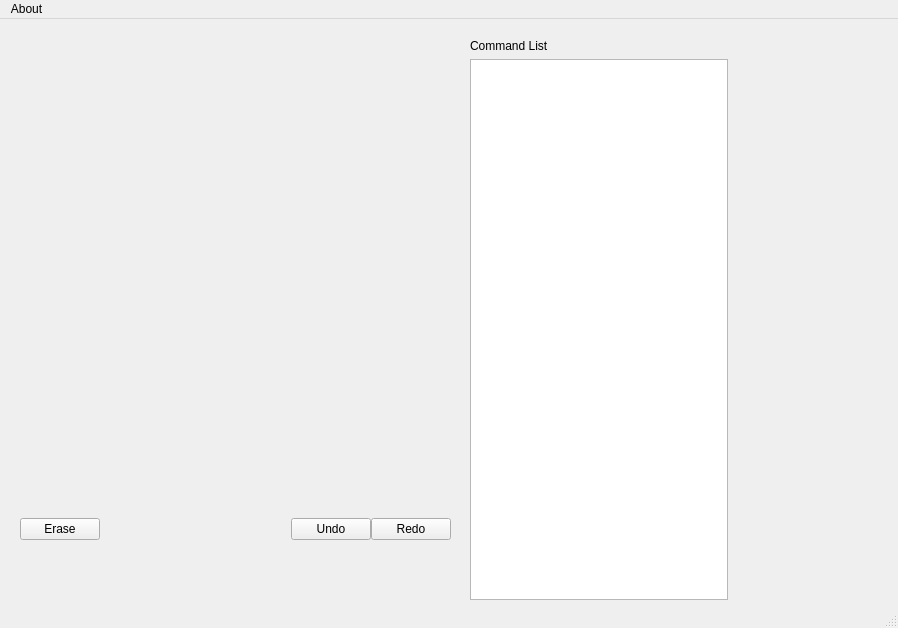
Qt form mainwindow.ui (oguzemrec/sudokuSolver) before a commit.
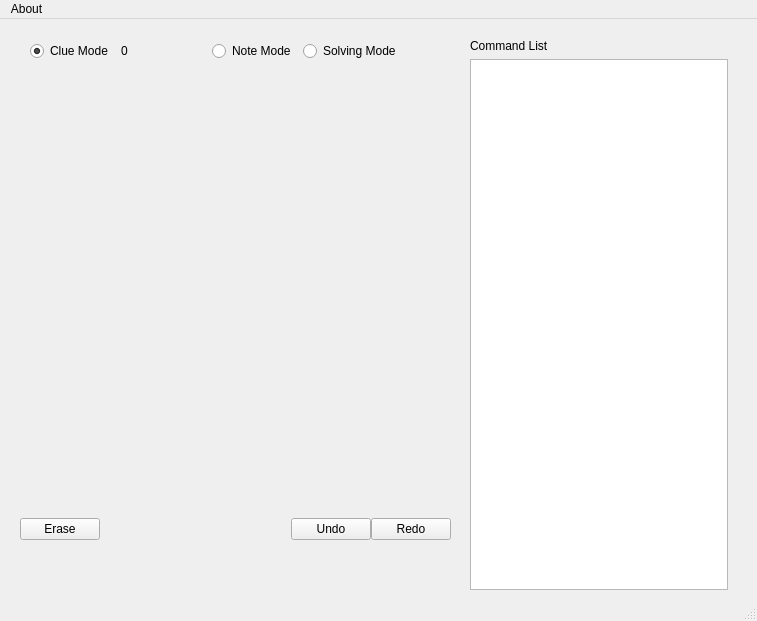
The same form after that commit.

Commit message: Erase, Clue and Note mode added

Diff of the .ui file:
```diff
--- a/mainwindow.ui
+++ b/mainwindow.ui
@@ -9,8 +9,8 @@
    <rect>
     <x>0</x>
     <y>0</y>
-    <width>898</width>
-    <height>628</height>
+    <width>757</width>
+    <height>621</height>
    </rect>
   </property>
   <property name="windowTitle">
@@ -21,18 +21,37 @@
     <property name="geometry">
      <rect>
       <x>10</x>
-      <y>30</y>
+      <y>40</y>
       <width>450</width>
       <height>450</height>
      </rect>
     </property>
-    <layout class="QGridLayout" name="gridLayoutSudoku"/>
+    <layout class="QGridLayout" name="gridLayoutSudoku">
+     <property name="leftMargin">
+      <number>9</number>
+     </property>
+     <property name="topMargin">
+      <number>9</number>
+     </property>
+     <property name="rightMargin">
+      <number>9</number>
+     </property>
+     <property name="bottomMargin">
+      <number>9</number>
+     </property>
+     <property name="horizontalSpacing">
+      <number>6</number>
+     </property>
+     <property name="verticalSpacing">
+      <number>0</number>
+     </property>
+    </layout>
    </widget>
    <widget class="QWidget" name="horizontalLayoutWidget">
     <property name="geometry">
      <rect>
       <x>10</x>
-      <y>540</y>
+      <y>530</y>
       <width>451</width>
       <height>41</height>
      </rect>
@@ -49,7 +68,7 @@
       <x>20</x>
       <y>490</y>
       <width>431</width>
-      <height>41</height>
+      <height>40</height>
      </rect>
     </property>
     <layout class="QHBoxLayout" name="layoutTool">
@@ -98,7 +117,7 @@
       <x>470</x>
       <y>20</y>
       <width>258</width>
-      <height>561</height>
+      <height>551</height>
      </rect>
     </property>
     <layout class="QVBoxLayout" name="verticalLayout">
@@ -114,13 +133,62 @@
      </item>
     </layout>
    </widget>
+   <widget class="QWidget" name="layoutWidget">
+    <property name="geometry">
+     <rect>
+      <x>30</x>
+      <y>20</y>
+      <width>371</width>
+      <height>24</height>
+     </rect>
+    </property>
+    <layout class="QHBoxLayout" name="horizontalLayout">
+     <item>
+      <widget class="QRadioButton" name="radioButtonClueEntering">
+       <property name="text">
+        <string>Clue Mode</string>
+       </property>
+       <property name="checked">
+        <bool>true</bool>
+       </property>
+      </widget>
+     </item>
+     <item>
+      <widget class="QLabel" name="labelClueNumber">
+       <property name="text">
+        <string>0</string>
+       </property>
+      </widget>
+     </item>
+     <item>
+      <widget class="QRadioButton" name="radioButtonNoteMode">
+       <property name="text">
+        <string>Note Mode</string>
+       </property>
+       <property name="checked">
+        <bool>false</bool>
+       </property>
+      </widget>
+     </item>
+     <item>
+      <widget class="QRadioButton" name="radioButtonSolvingMode">
+       <property name="text">
+        <string>Solving Mode</string>
+       </property>
+       <property name="checked">
+        <bool>false</bool>
+       </property>
+      </widget>
+     </item>
+    </layout>
+   </widget>
   </widget>
   <widget class="QMenuBar" name="menubar">
    <property name="geometry">
     <rect>
      <x>0</x>
      <y>0</y>
-     <width>898</width>
+     <width>757</width>
      <height>22</height>
     </rect>
    </property>
```
The commit also changes 19 other files.
